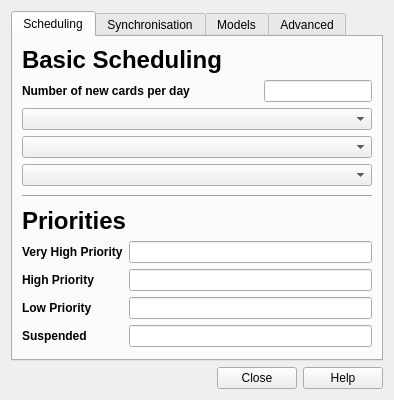
Qt form designer/deckproperties.ui (ankitects/anki) before a commit.
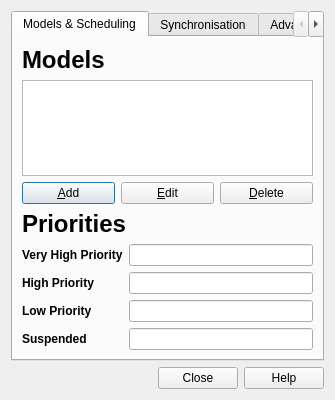
The same form after that commit.

Commit message: strip duplicate stuff from deck properties

Patch:
```diff
--- a/designer/deckproperties.ui
+++ b/designer/deckproperties.ui
@@ -8,7 +8,7 @@
    <rect>
     <x>0</x>
     <y>0</y>
-    <width>394</width>
+    <width>335</width>
     <height>400</height>
    </rect>
   </property>
@@ -29,79 +29,22 @@
        <rect>
         <x>0</x>
         <y>0</y>
-        <width>378</width>
+        <width>319</width>
         <height>334</height>
        </rect>
       </property>
       <attribute name="title" >
-       <string>Scheduling</string>
+       <string>Models &amp;&amp; Scheduling</string>
       </attribute>
       <layout class="QGridLayout" name="gridLayout_6" >
-       <item row="0" column="0" >
-        <layout class="QGridLayout" name="gridLayout_2" >
-         <item row="3" column="1" >
-          <widget class="QLabel" name="label_15" >
-           <property name="sizePolicy" >
-            <sizepolicy vsizetype="Preferred" hsizetype="Preferred" >
-             <horstretch>0</horstretch>
-             <verstretch>0</verstretch>
-            </sizepolicy>
-           </property>
-           <property name="text" >
-            <string>&lt;h1>Basic Scheduling&lt;/h1></string>
-           </property>
-          </widget>
-         </item>
-         <item row="4" column="1" >
-          <layout class="QGridLayout" name="gridLayout_3" >
-           <item row="0" column="1" >
-            <spacer name="horizontalSpacer" >
-             <property name="orientation" >
-              <enum>Qt::Horizontal</enum>
-             </property>
-             <property name="sizeHint" stdset="0" >
-              <size>
-               <width>40</width>
-               <height>20</height>
-              </size>
-             </property>
-            </spacer>
-           </item>
-           <item row="0" column="2" >
-            <widget class="QLineEdit" name="newCardsPerDay" >
-             <property name="sizePolicy" >
-              <sizepolicy vsizetype="Fixed" hsizetype="Fixed" >
-               <horstretch>0</horstretch>
-               <verstretch>0</verstretch>
-              </sizepolicy>
-             </property>
-            </widget>
-           </item>
-           <item row="0" column="0" >
-            <widget class="QLabel" name="label_11" >
-             <property name="text" >
-              <string>&lt;b>Number of new cards per day</string>
-             </property>
-            </widget>
-           </item>
-          </layout>
-         </item>
-        </layout>
-       </item>
-       <item row="1" column="0" >
-        <widget class="QComboBox" name="newCardOrder" />
-       </item>
-       <item row="3" column="0" >
-        <widget class="QComboBox" name="newCardScheduling" />
-       </item>
-       <item row="8" column="0" >
+       <item row="4" column="0" >
         <widget class="QLabel" name="label_16" >
          <property name="text" >
           <string>&lt;h1>Priorities&lt;/h1></string>
          </property>
         </widget>
        </item>
-       <item row="9" column="0" >
+       <item row="5" column="0" >
         <layout class="QGridLayout" name="gridLayout_4" >
          <item row="0" column="0" >
           <widget class="QLabel" name="label_21" >
@@ -157,54 +100,62 @@
          </item>
         </layout>
        </item>
-       <item row="10" column="0" >
-        <spacer name="verticalSpacer_2" >
-         <property name="orientation" >
-          <enum>Qt::Vertical</enum>
-         </property>
-         <property name="sizeHint" stdset="0" >
-          <size>
-           <width>20</width>
-           <height>40</height>
-          </size>
-         </property>
-        </spacer>
-       </item>
-       <item row="4" column="0" >
-        <widget class="QComboBox" name="revCardOrder" />
-       </item>
        <item row="6" column="0" >
-        <widget class="Line" name="line_2" >
+        <spacer name="verticalSpacer_2" >
          <property name="orientation" >
-          <enum>Qt::Horizontal</enum>
+          <enum>Qt::Vertical</enum>
+         </property>
+         <property name="sizeHint" stdset="0" >
+          <size>
+           <width>20</width>
+           <height>40</height>
+          </size>
+         </property>
+        </spacer>
+       </item>
+       <item row="1" column="0" >
+        <widget class="QLabel" name="label_14" >
+         <property name="text" >
+          <string>&lt;h1>Models&lt;/h1></string>
+         </property>
+         <property name="wordWrap" >
+          <bool>true</bool>
          </property>
         </widget>
        </item>
-       <item row="5" column="0" >
-        <spacer name="verticalSpacer_3" >
-         <property name="orientation" >
-          <enum>Qt::Vertical</enum>
-         </property>
-         <property name="sizeHint" stdset="0" >
-          <size>
-           <width>20</width>
-           <height>40</height>
-          </size>
-         </property>
-        </spacer>
+       <item row="2" column="0" >
+        <widget class="QListWidget" name="modelsList" />
        </item>
-       <item row="7" column="0" >
-        <spacer name="verticalSpacer_5" >
-         <property name="orientation" >
-          <enum>Qt::Vertical</enum>
+       <item row="3" column="0" >
+        <layout class="QHBoxLayout" name="_2" >
+         <property name="spacing" >
+          <number>6</number>
          </property>
-         <property name="sizeHint" stdset="0" >
-          <size>
-           <width>20</width>
-           <height>40</height>
-          </size>
+         <property name="margin" >
+          <number>0</number>
          </property>
-        </spacer>
+         <item>
+          <widget class="QPushButton" name="modelsAdd" >
+           <property name="text" >
+            <string>&amp;Add</string>
+           </property>
+          </widget>
+         </item>
+         <item>
+          <widget class="QPushButton" name="modelsEdit" >
+           <property name="text" >
+            <string>&amp;Edit</string>
+           </property>
+          </widget>
+         </item>
+         <item>
+          <widget class="QPushButton" name="modelsDelete" >
+           <property name="text" >
+            <string>&amp;Delete</string>
+           </property>
+          </widget>
+         </item>
+        </layout>
        </item>
       </layout>
      </widget>
@@ -348,71 +299,6 @@
        </item>
       </layout>
      </widget>
-     <widget class="QWidget" name="tab_3" >
-      <property name="geometry" >
-       <rect>
-        <x>0</x>
-        <y>0</y>
-        <width>378</width>
-        <height>334</height>
-       </rect>
-      </property>
-      <attribute name="title" >
-       <string>Models</string>
-      </attribute>
-      <layout class="QVBoxLayout" >
-       <property name="spacing" >
-        <number>6</number>
-       </property>
-       <property name="margin" >
-        <number>6</number>
-       </property>
-       <item>
-        <widget class="QLabel" name="label_14" >
-         <property name="text" >
-          <string>&lt;h1>Models&lt;/h1></string>
-         </property>
-         <property name="wordWrap" >
-          <bool>true</bool>
-         </property>
-        </widget>
-       </item>
-       <item>
-        <widget class="QListWidget" name="modelsList" />
-       </item>
-       <item>
-        <layout class="QHBoxLayout" >
-         <property name="spacing" >
-          <number>6</number>
-         </property>
-         <property name="margin" >
-          <number>0</number>
-         </property>
-         <item>
-          <widget class="QPushButton" name="modelsAdd" >
-           <property name="text" >
-            <string>&amp;Add</string>
-           </property>
-          </widget>
-         </item>
-         <item>
-          <widget class="QPushButton" name="modelsEdit" >
-           <property name="text" >
-            <string>&amp;Edit</string>
-           </property>
-          </widget>
-         </item>
-         <item>
-          <widget class="QPushButton" name="modelsDelete" >
-           <property name="text" >
-            <string>&amp;Delete</string>
-           </property>
-          </widget>
-         </item>
-        </layout>
-       </item>
-      </layout>
-     </widget>
      <widget class="QWidget" name="tab_4" >
       <property name="geometry" >
        <rect>
```
Left out of the diff: 20 changed lines with no effect on the pictures. The commit also changes 1 other file.
